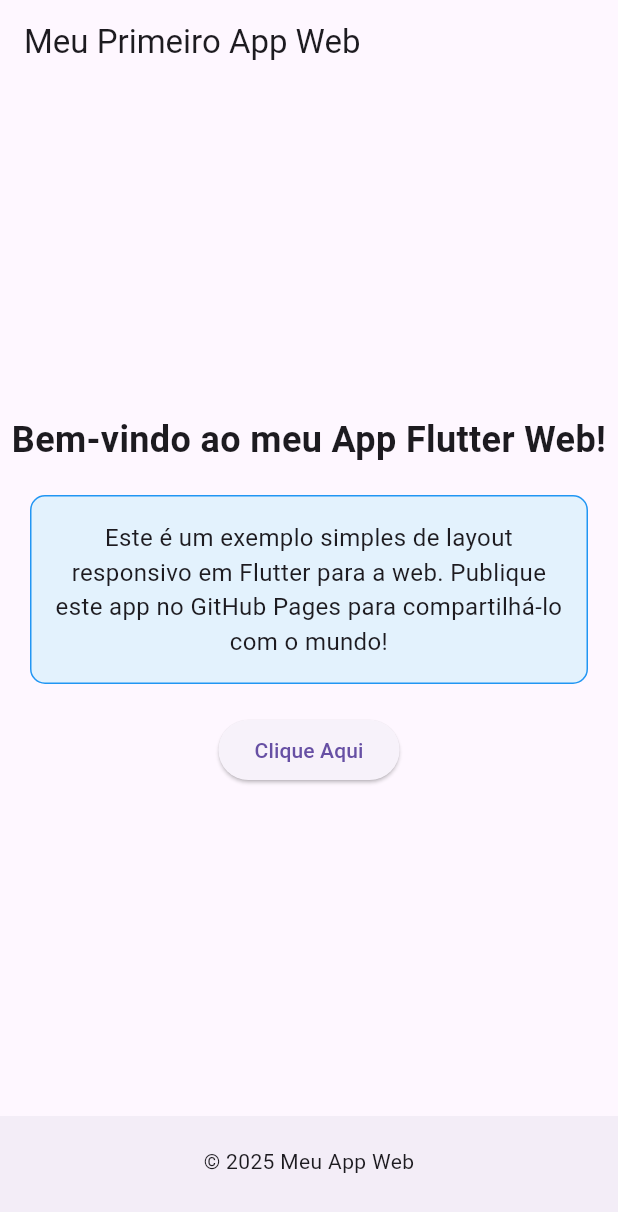
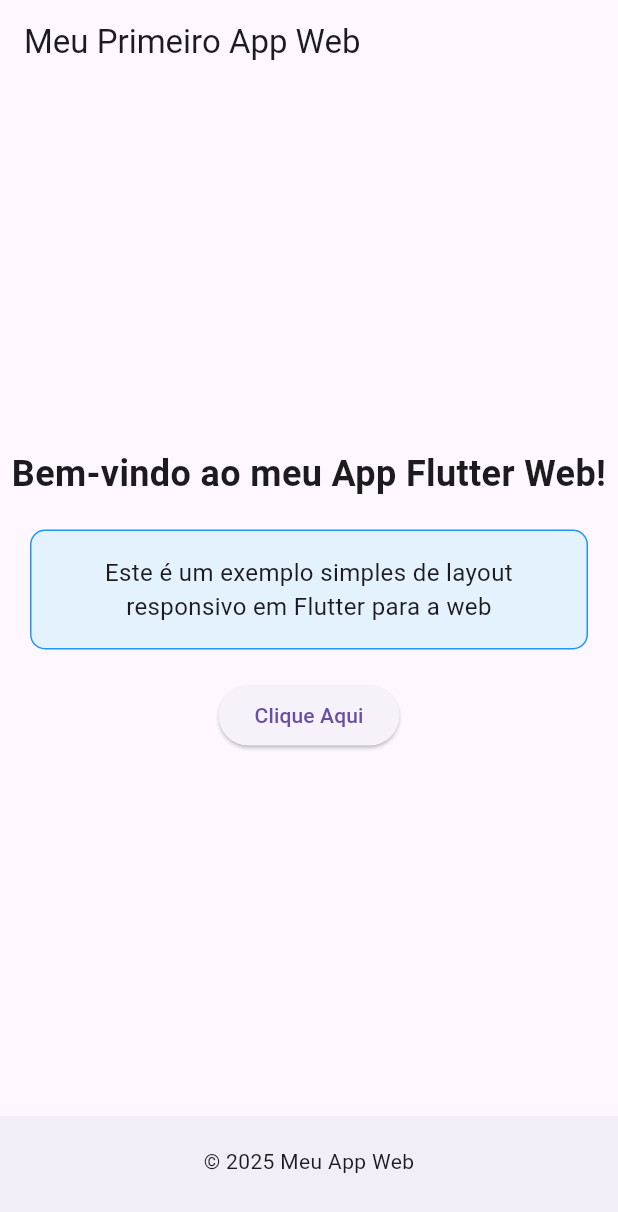
Before and after one commit to DuffyLuscy/myapp, a Flutter app: the screen it shows after launch, on a phone screen of 412 x 824 dp. Shown: the top 1212 px of the screen. Run offline on Flutter 3.47's test engine with Material 3 defaults, Android fonts, the phone set to English and light mode, and no system bars.

Commit message:
Update main.dart

```diff
--- a/lib/main.dart
+++ b/lib/main.dart
@@ -45,7 +45,7 @@ class HomePage extends StatelessWidget {
                   border: Border.all(color: Colors.blue),
                 ),
                 child: Text(
-                  'Este é um exemplo simples de layout responsivo em Flutter para a web. Publique este app no GitHub Pages para compartilhá-lo com o mundo!',
+                  'Este é um exemplo simples de layout responsivo em Flutter para a web',
                   style: TextStyle(fontSize: 16),
                   textAlign: TextAlign.center,
                 ),
```
